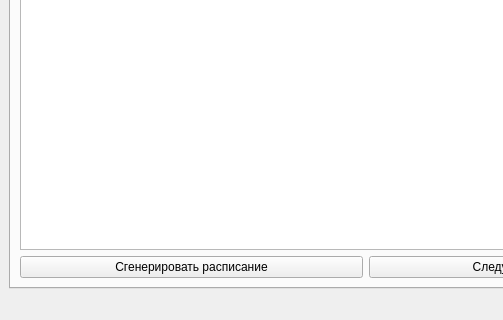
Murkyshadow/Diplom-work-timetable-, file main.ui: the form before one commit; both pictures show x 0 to 503 and y 281 to 601 of the 732 by 601 pixel window.
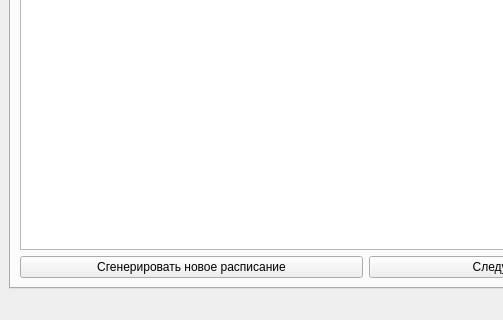
The form after the commit. The open tabs and pages were chosen to show the change.

Commit message: доделал импорт и экспорт, осталочь генерацию расписания внедрить

```diff
--- a/main.ui
+++ b/main.ui
@@ -124,7 +124,7 @@
           <item>
            <widget class="QPushButton" name="btn_generate_TimeTable">
             <property name="text">
-             <string>Сгенерировать расписание</string>
+             <string>Сгенерировать новое расписание</string>
             </property>
            </widget>
           </item>
```
Left out of the diff: 2 changed lines with no effect on the pictures. The commit also changes 2 other files.
